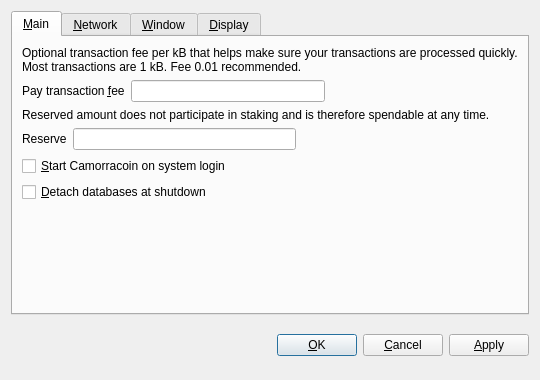
First picture: the form in src/qt/forms/optionsdialog.ui, repository raul75/AlessioCoin, before the edit.
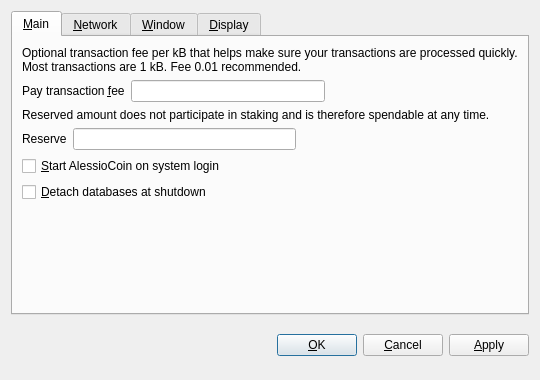
Second picture: the form after the edit. Custom widgets are drawn as their Qt base class.

Patch:
```diff
--- a/src/qt/forms/optionsdialog.ui
+++ b/src/qt/forms/optionsdialog.ui
@@ -128,7 +128,7 @@
           <string>Automatically start Camorracoin after logging in to the system.</string>
          </property>
          <property name="text">
-          <string>&amp;Start Camorracoin on system login</string>
+          <string>&amp;Start AlessioCoin on system login</string>
          </property>
         </widget>
        </item>
```
Left out of the diff: 10 changed lines with no effect on the pictures.
